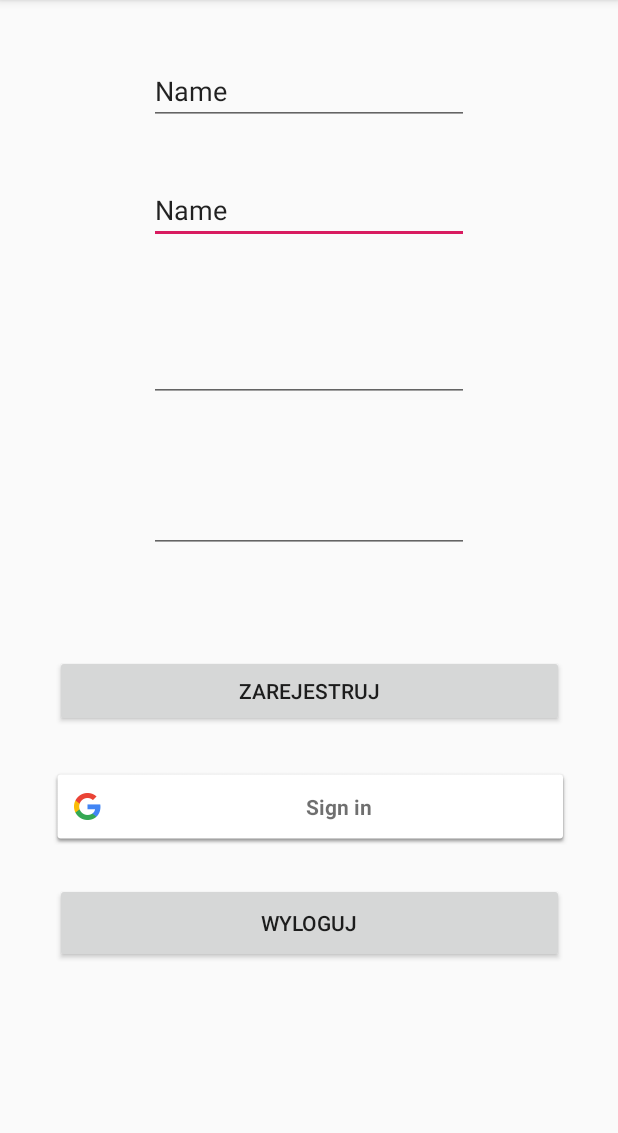
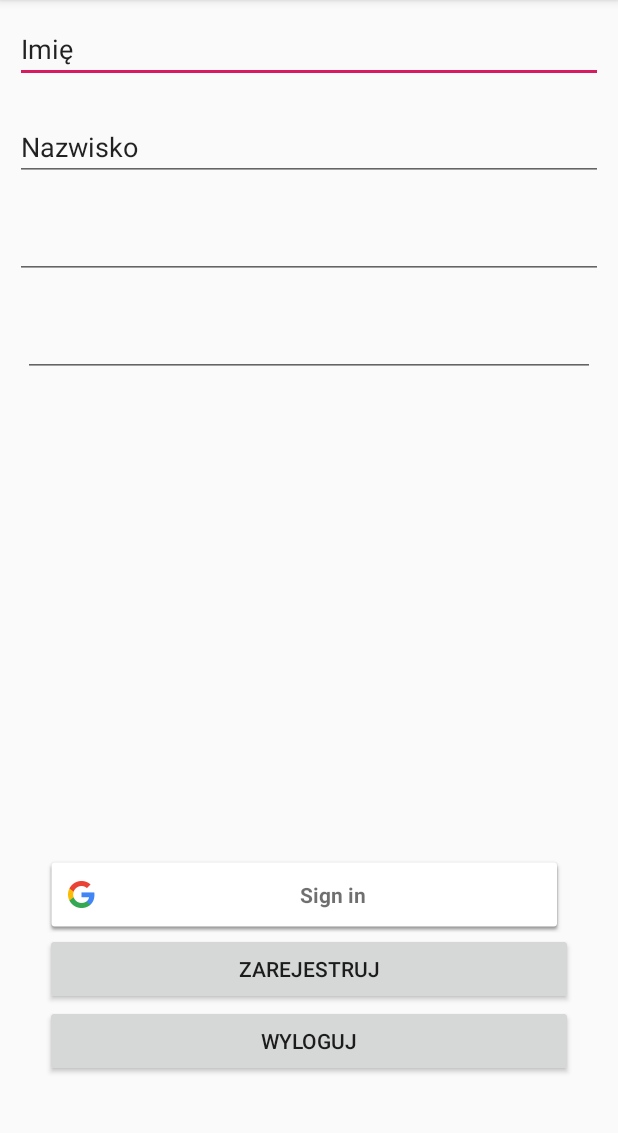
Before and after one commit to Bast14n/SzerMil, an Android app: the LoginActivity screen opened directly, with no data from a screen before it, on a phone screen of 412 x 824 dp, the part 84-1217 px from its top. Run offline under Robolectric (Android 15) with nearby library versions, the phone set to English and light mode, and no system bars; our stand-ins replace Firebase (no records; nobody signed in at launch, a user with empty details on screens opened directly); libraries missing offline, so code that uses them is left out: com.facebook, com.facebook.appevents, com.facebook.login; plain views replace LoginButton; 1 statement that could not run was skipped.

Commit message:
add restaurant_login style

```diff
--- a/app/src/main/res/layout/activity_login.xml
+++ b/app/src/main/res/layout/activity_login.xml
@@ -1,5 +1,5 @@
 <?xml version="1.0" encoding="utf-8"?>
-<android.support.constraint.ConstraintLayout
+<RelativeLayout
     xmlns:android="http://schemas.android.com/apk/res/android"
     xmlns:app="http://schemas.android.com/apk/res-auto"
     xmlns:tools="http://schemas.android.com/tools"
@@ -7,94 +7,70 @@
     android:layout_height="match_parent">
 
     <EditText
-        android:id="@+id/lastName"
-        android:layout_width="wrap_content"
+        android:id="@+id/firstName"
+        android:layout_width="match_parent"
         android:layout_height="wrap_content"
-        android:layout_marginStart="99dp"
-        android:layout_marginTop="34dp"
-        android:layout_marginEnd="99dp"
-        android:layout_marginBottom="26dp"
+        android:layout_margin="10dp"
         android:ems="10"
         android:inputType="textPersonName"
-        android:text="Name"
-        app:layout_constraintBottom_toTopOf="@+id/mail"
-        app:layout_constraintEnd_toEndOf="parent"
-        app:layout_constraintHorizontal_bias="0.0"
-        app:layout_constraintStart_toStartOf="parent"
-        app:layout_constraintTop_toBottomOf="@+id/firstName" />
+        android:text="Imię"/>
+
+    <EditText
+        android:id="@+id/lastName"
+        android:layout_width="match_parent"
+        android:layout_height="wrap_content"
+        android:layout_margin="10dp"
+        android:layout_below="@+id/firstName"
+        android:ems="10"
+        android:inputType="textPersonName"
+        android:text="Nazwisko" />
+    <EditText
+        android:id="@+id/mail"
+        android:layout_width="match_parent"
+        android:layout_height="wrap_content"
+        android:layout_margin="10dp"
+        android:layout_below="@+id/lastName"
+        android:ems="10"
+        android:inputType="textEmailAddress" />
+    <EditText
+        android:id="@+id/password"
+        android:layout_width="match_parent"
+        android:layout_height="wrap_content"
+        android:layout_marginVertical="10dp"
+        android:layout_marginHorizontal="15dp"
+        tools:targetApi="o"
+        android:layout_below="@+id/mail"
+        android:ems="10"/>
 
     <com.google.android.gms.common.SignInButton
         android:id="@+id/googleSignInButton"
         android:layout_width="346dp"
         android:layout_height="51dp"
-        android:layout_marginStart="32dp"
-        android:layout_marginTop="512dp"
-        android:layout_marginEnd="32dp"
-        app:layout_constraintEnd_toEndOf="parent"
-        app:layout_constraintHorizontal_bias="1.0"
-        app:layout_constraintStart_toStartOf="parent"
-        app:layout_constraintTop_toTopOf="parent"
+        android:layout_above="@+id/registerButton"
+        android:layout_marginHorizontal="30dp"
+        tools:targetApi="o"
         tools:ignore="ExtraText">
         android:layout_width="196dp"
         android:layout_height="80dp"</com.google.android.gms.common.SignInButton>
 
-    <EditText
-        android:id="@+id/firstName"
-        android:layout_width="wrap_content"
-        android:layout_height="wrap_content"
-        android:layout_marginStart="99dp"
-        android:layout_marginTop="38dp"
-        android:layout_marginEnd="99dp"
-        android:ems="10"
-        android:inputType="textPersonName"
-        android:text="Name"
-        app:layout_constraintEnd_toEndOf="parent"
-        app:layout_constraintHorizontal_bias="0.0"
-        app:layout_constraintStart_toStartOf="parent"
-        app:layout_constraintTop_toTopOf="parent" />
-
-    <EditText
-        android:id="@+id/mail"
-        android:layout_width="wrap_content"
-        android:layout_height="wrap_content"
-        android:layout_marginStart="99dp"
-        android:layout_marginTop="34dp"
-        android:layout_marginEnd="99dp"
-        android:layout_marginBottom="21dp"
-        android:ems="10"
-        android:inputType="textEmailAddress"
-        app:layout_constraintBottom_toTopOf="@+id/password"
-        app:layout_constraintEnd_toEndOf="parent"
-        app:layout_constraintStart_toStartOf="parent"
-        app:layout_constraintTop_toBottomOf="@+id/lastName" />
-
-    <EditText
-        android:id="@+id/password"
-        android:layout_width="wrap_content"
-        android:layout_height="wrap_content"
-        android:layout_marginStart="99dp"
-        android:layout_marginTop="34dp"
-        android:layout_marginEnd="99dp"
-        android:layout_marginBottom="110dp"
-        android:ems="10"
-        android:inputType="textPassword"
-        app:layout_constraintBottom_toTopOf="@+id/signOutButton"
-        app:layout_constraintEnd_toEndOf="parent"
-        app:layout_constraintStart_toStartOf="parent"
-        app:layout_constraintTop_toBottomOf="@+id/mail" />
-
     <Button
         android:id="@+id/registerButton"
-        android:layout_width="339dp"
-        android:layout_height="48dp"
-        android:layout_marginStart="36dp"
-        android:layout_marginTop="68dp"
-        android:layout_marginEnd="36dp"
-        android:text="Zarejestruj"
-        app:layout_constraintEnd_toEndOf="parent"
-        app:layout_constraintHorizontal_bias="1.0"
-        app:layout_constraintStart_toStartOf="parent"
-        app:layout_constraintTop_toBottomOf="@+id/password" />
+        android:layout_width="match_parent"
+        android:layout_height="wrap_content"
+        android:layout_marginHorizontal="30dp"
+        tools:targetApi="o"
+        android:layout_above="@+id/signOutButton"
+        android:text="Zarejestruj"/>
+    <Button
+        android:id="@+id/signOutButton"
+        android:layout_width="match_parent"
+        android:layout_height="wrap_content"
+        android:layout_marginHorizontal="30dp"
+        tools:targetApi="o"
+        android:layout_alignParentBottom="true"
+        android:layout_marginBottom="50dp"
+        android:text="Wyloguj" />
+
 
     <!--<com.facebook.login.widget.LoginButton-->
         <!--android:id="@+id/facebookLoginButton"-->
@@ -109,19 +85,6 @@
         <!--app:layout_constraintHorizontal_bias="0.414"-->
         <!--app:layout_constraintStart_toStartOf="parent" />-->
 
-    <Button
-        android:id="@+id/signOutButton"
-        android:layout_width="339dp"
-        android:layout_height="53dp"
-        android:layout_marginStart="36dp"
-        android:layout_marginTop="110dp"
-        android:layout_marginEnd="36dp"
-        android:layout_marginBottom="25dp"
-        android:text="Wyloguj"
-        app:layout_constraintBottom_toTopOf="@+id/registerButton"
-        app:layout_constraintEnd_toEndOf="parent"
-        app:layout_constraintHorizontal_bias="1.0"
-        app:layout_constraintStart_toStartOf="parent"
-        app:layout_constraintTop_toBottomOf="@+id/password" />
 
-</android.support.constraint.ConstraintLayout>
+
+</RelativeLayout>
--- a/app/src/main/res/layout/marks_row.xml
+++ b/app/src/main/res/layout/marks_row.xml
@@ -2,13 +2,10 @@
 <android.support.v7.widget.CardView xmlns:android="http://schemas.android.com/apk/res/android"
     android:layout_width="match_parent"
     android:layout_height="wrap_content"
-    xmlns:app="http://schemas.android.com/apk/res-auto"
-    xmlns:tools="http://schemas.android.com/tools"
     android:orientation="vertical"
     android:elevation="90dp"
     android:layout_margin="7dp"
-    android:id="@+id/marksView"
-    >
+    android:id="@+id/marksView">
     <LinearLayout
         android:layout_width="match_parent"
         android:layout_height="248dp"
@@ -24,19 +21,19 @@
             android:layout_width="match_parent"
             android:layout_height="wrap_content"
             android:id="@+id/userMealName"
-            android:textSize="20dp"
+            android:textSize="20sp"
             />
         <TextView
             android:layout_width="match_parent"
             android:layout_height="wrap_content"
-            android:textSize="20dp"
+            android:textSize="20sp"
             android:id="@+id/userRating"
             />
 
         <TextView
             android:layout_width="match_parent"
             android:layout_height="wrap_content"
-            android:textSize="10dp"
+            android:textSize="20sp"
             android:id="@+id/userComment"
             />
 
```
